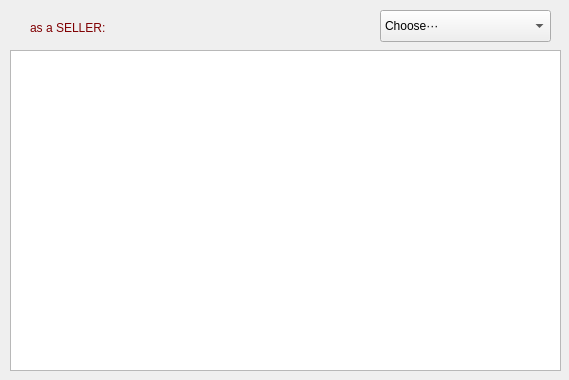
GuQiuhan/Commodity-auction-platform, file seller.ui: the form before one commit.
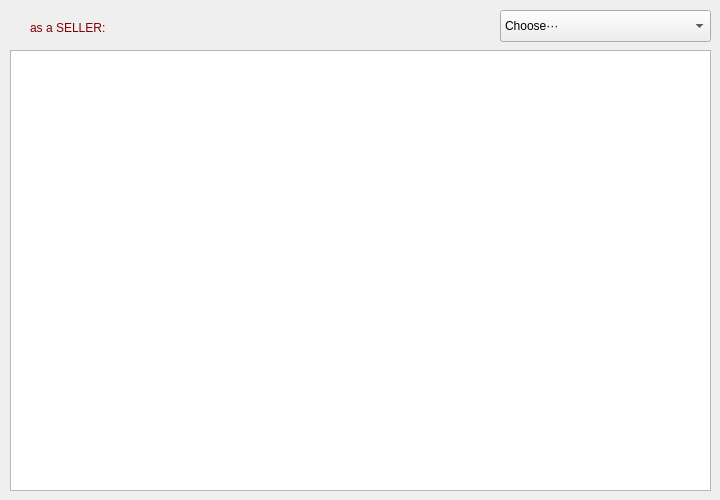
The form after the commit.

Commit message: seller finish

Diff of the .ui file:
```diff
--- a/seller.ui
+++ b/seller.ui
@@ -6,8 +6,8 @@
    <rect>
     <x>0</x>
     <y>0</y>
-    <width>569</width>
-    <height>380</height>
+    <width>720</width>
+    <height>500</height>
    </rect>
   </property>
   <property name="windowTitle">
@@ -16,9 +16,9 @@
   <widget class="QComboBox" name="comboBox">
    <property name="geometry">
     <rect>
-     <x>380</x>
+     <x>500</x>
      <y>10</y>
-     <width>171</width>
+     <width>211</width>
      <height>32</height>
     </rect>
    </property>
@@ -59,12 +59,15 @@
    </item>
   </widget>
   <widget class="QTableView" name="tableView">
+   <property name="enabled">
+    <bool>true</bool>
+   </property>
    <property name="geometry">
     <rect>
      <x>10</x>
      <y>50</y>
-     <width>551</width>
-     <height>321</height>
+     <width>701</width>
+     <height>441</height>
     </rect>
    </property>
   </widget>
```
Left out of the diff: 2 changed lines with no effect on the pictures. The commit also changes 15 other files.
